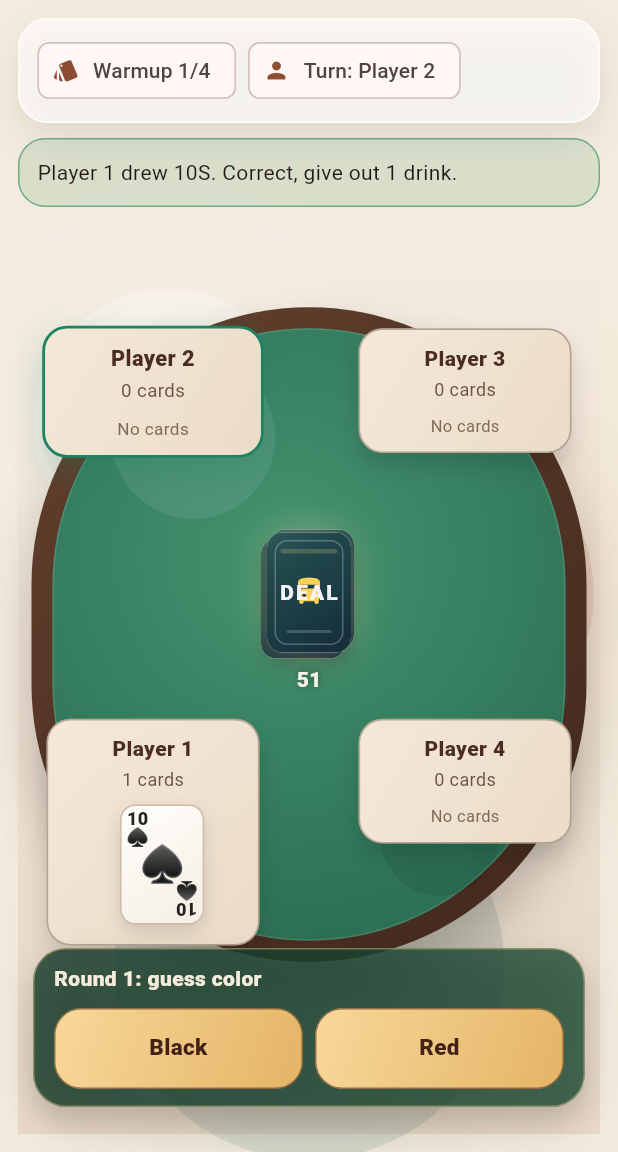
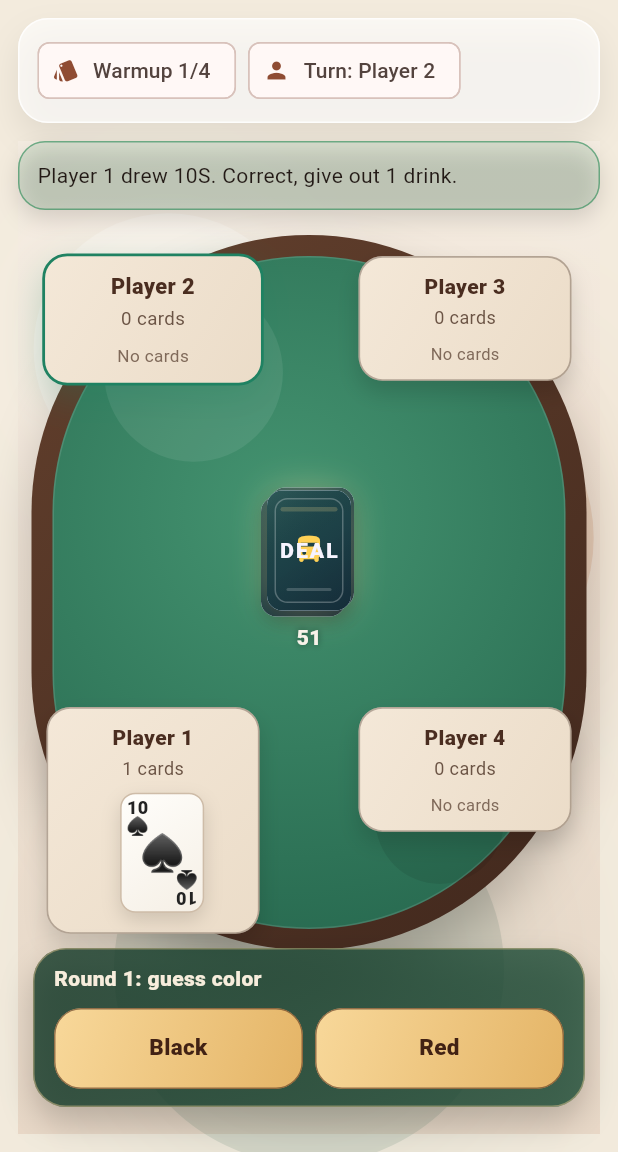
Before and after one commit to bjorkepoc/bussruta, a Flutter app: the screen it shows after launch, after a tap on "Local", after a tap on "Start game", after a tap on "Black", on a phone screen of 412 x 824 dp, the part 84-1236 px from its top. Run offline on Flutter 3.47's test engine with Material 3 defaults, Android fonts, the phone set to English and light mode, and no system bars; our stand-ins replace shared_preferences.

Commit message:
fix(ui): stabilize local board space during gameplay banners
Reason: keep board constraints constant by overlaying transient banners instead of inserting/removing layout blocks after interactions.

```diff
--- a/lib/presentation/bussruta_app.dart
+++ b/lib/presentation/bussruta_app.dart
@@ -388,15 +388,26 @@ class _GameScreen extends StatelessWidget {
               padding: const EdgeInsets.fromLTRB(12, 12, 12, 0),
               child: _StatusStrip(controller: controller),
             ),
-            if (state.banner.isNotEmpty)
-              Padding(
-                padding: const EdgeInsets.fromLTRB(12, 10, 12, 0),
-                child: _BannerCard(state: state),
-              ),
             Expanded(
               child: Padding(
                 padding: const EdgeInsets.all(12),
-                child: GameTableView(controller: controller, state: state),
+                child: Stack(
+                  children: <Widget>[
+                    Positioned.fill(
+                      child: GameTableView(
+                        controller: controller,
+                        state: state,
+                      ),
+                    ),
+                    if (state.banner.isNotEmpty)
+                      Positioned(
+                        left: 0,
+                        right: 0,
+                        top: 0,
+                        child: _BannerCard(state: state),
+                      ),
+                  ],
+                ),
               ),
             ),
           ],
@@ -599,8 +610,15 @@ class _BannerCard extends StatelessWidget {
         color: tone.withValues(alpha: 0.12),
         borderRadius: BorderRadius.circular(18),
         border: Border.all(color: tone.withValues(alpha: 0.55)),
+        boxShadow: const <BoxShadow>[
+          BoxShadow(
+            color: Color(0x22000000),
+            blurRadius: 12,
+            offset: Offset(0, 6),
+          ),
+        ],
       ),
-      child: Text(state.banner),
+      child: Text(state.banner, maxLines: 2, overflow: TextOverflow.ellipsis),
     );
   }
 }
```
